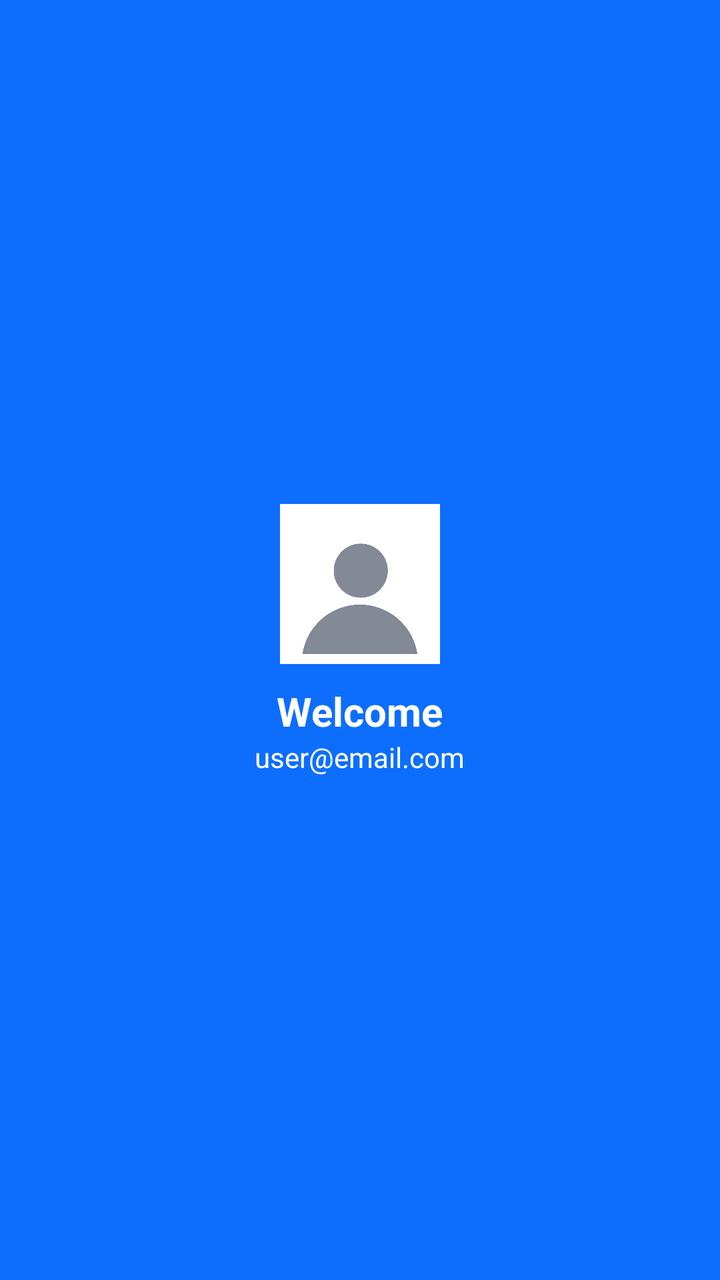
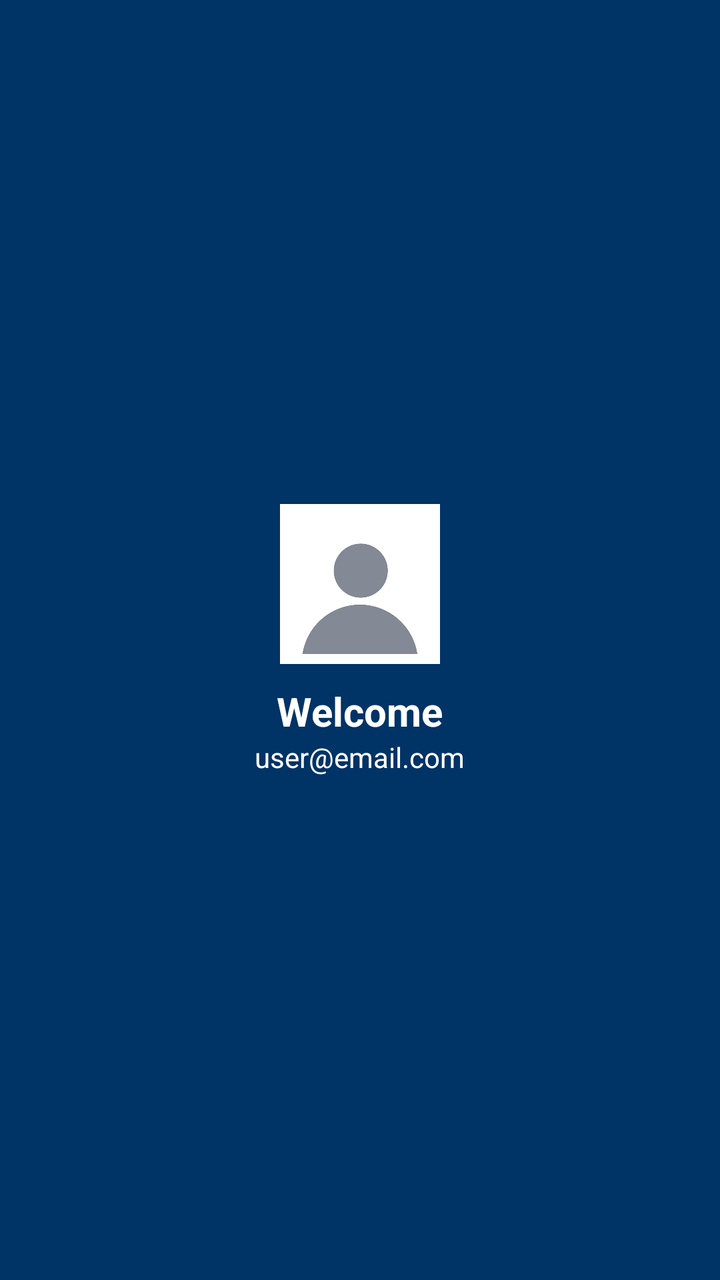

Compare the two renders of this Android layout. The source of the first and the diff that turns it into the second are given below.
<!-- AndroidManifest.xml: application theme Theme.Pillpoint -->
<!-- res/layout/nav_header.xml -->
<?xml version="1.0" encoding="utf-8"?>
<LinearLayout
    xmlns:android="http://schemas.android.com/apk/res/android"
    android:layout_width="match_parent"
    android:layout_height="180dp"
    android:orientation="vertical"
    android:gravity="center"
    android:background="#0D6EFD"
    android:padding="16dp">

    <ImageView
        android:id="@+id/imgProfile"
        android:layout_width="80dp"
        android:layout_height="80dp"
        android:src="@drawable/photo"
        android:background="@android:color/white"
        android:padding="5dp"
        android:contentDescription="Profile"/>

    <TextView
        android:id="@+id/txtUserName"
        android:layout_width="wrap_content"
        android:layout_height="wrap_content"
        android:text="Welcome"
        android:textColor="#FFFFFF"
        android:textStyle="bold"
        android:textSize="20sp"
        android:layout_marginTop="10dp"/>

    <TextView
        android:id="@+id/txtEmail"
        android:layout_width="wrap_content"
        android:layout_height="wrap_content"
        android:text="user@email.com"
        android:textColor="#FFFFFF"
        android:textSize="14sp"/>

</LinearLayout>
<!-- resources referenced by this layout -->
<resources>
  <!-- drawable photo: jpeg bitmap (drawable, 8365 bytes) -->
  <style name="Theme.Pillpoint" parent="Base.Theme.Pillpoint" />
  <style name="Base.Theme.Pillpoint" parent="Theme.Material3.DayNight.NoActionBar">
          
  
          
  
          <item name="colorPrimary">@color/blue</item>
          <item name="colorOnPrimary">@color/white</item>
  
          <item name="colorSecondary">@color/red</item>
          <item name="colorOnSecondary">@color/white</item>
  
          <item name="android:statusBarColor">@color/dark_blue</item>
          <item name="android:navigationBarColor">@color/blue</item>
      </style>
  <color name="blue">#0D6EFD</color>
  <color name="white">#FFFFFFFF</color>
  <color name="red">#FF0000</color>
  <color name="dark_blue">#003366</color>
</resources>

<!-- the commit's change to res/layout/nav_header.xml (unified diff, before → after) -->
@@ -5,7 +5,7 @@
     android:layout_height="180dp"
     android:orientation="vertical"
     android:gravity="center"
-    android:background="#0D6EFD"
+    android:background="@color/dark_blue"
     android:padding="16dp">
 
     <ImageView
<!-- resource entries referenced after the edit -->
@@ -2,7 +2,7 @@
 <resources>
   <!-- drawable photo: jpeg bitmap (drawable, 8365 bytes) -->
   <style name="Theme.Pillpoint" parent="Base.Theme.Pillpoint" />
-  <style name="Base.Theme.Pillpoint" parent="Theme.Material3.DayNight.NoActionBar">
+  <style name="Base.Theme.Pillpoint" parent="Theme.Material3.Light.NoActionBar">
           
   
           
